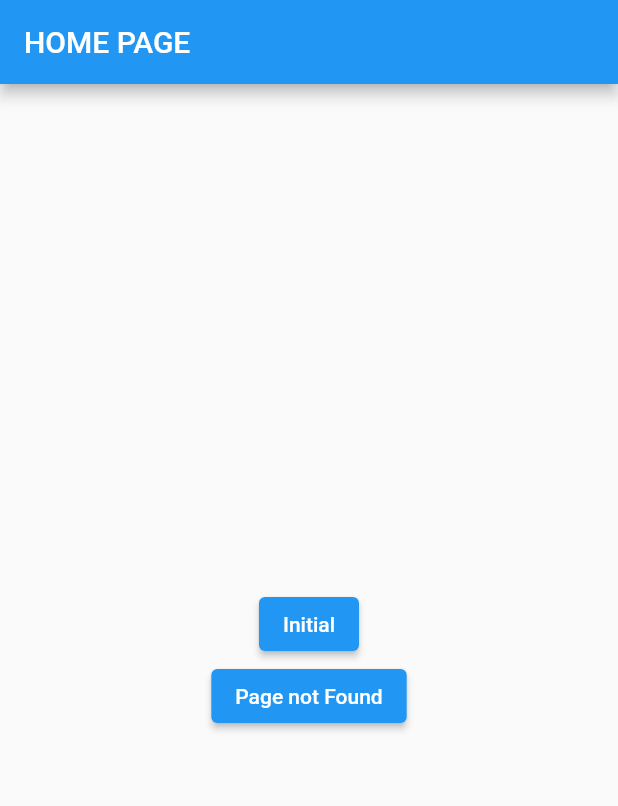
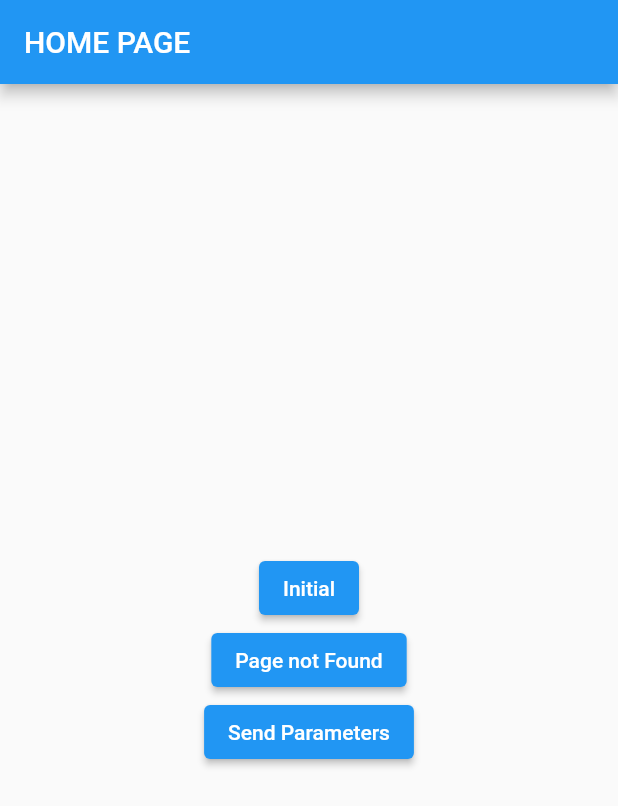
Before and after one commit to 2DevGs/get_rotas_nomeadas, a Flutter app: the screen it shows after launch, on a phone screen of 412 x 824 dp. Shown: the top 806 px of the screen. Run offline on Flutter 3.47's test engine with Material 2 defaults, Android fonts, the phone set to English and light mode, and no system bars; our stand-ins replace get.

Commit message:
Sending and receiving parameters
In this commit, a basic structure for passing parameters through GetX was implemented, using the methods of arguments, path parameters, and query parameters (with named route and without it).

```diff
--- a/lib/main.dart
+++ b/lib/main.dart
@@ -3,6 +3,10 @@ import 'package:get/get.dart';
 import 'package:get_rotas_nomeadas/pages/home_page.dart';
 import 'package:get_rotas_nomeadas/pages/initial/page1.dart';
 import 'package:get_rotas_nomeadas/pages/route_not_found/route_not_found_page.dart';
+import 'package:get_rotas_nomeadas/pages/send_parameters/arguments_params_page.dart';
+import 'package:get_rotas_nomeadas/pages/send_parameters/path_params_page.dart';
+import 'package:get_rotas_nomeadas/pages/send_parameters/query_params_page.dart';
+import 'package:get_rotas_nomeadas/pages/send_parameters/send_parameters_home_page.dart';
 void main() {
   runApp(const MyApp());
 }
@@ -28,6 +32,15 @@ class MyApp extends StatelessWidget {
           name: '/initial/page1',
           page: () => const Page1(),
         ),
+        GetPage(
+          name: '/sendparameter',
+          page: () => const SendParametersHomePage(),
+          children: [
+            GetPage(name: '/arguments', page: () => const ArgumentsParamsPage(),),
+            GetPage(name: '/pathParam/:nome/jornadaGetX', page: () => const PathParamsPage(),),
+            GetPage(name: '/queryParam', page: () => const QueryParamsPage(),),
+          ],
+        ),
       ],
     );
   }
--- a/lib/pages/home_page.dart
+++ b/lib/pages/home_page.dart
@@ -17,13 +17,19 @@ class HomePage extends StatelessWidget {
               onPressed: (){
                 Get.offNamed('/initial/page1');
               },
-              child: Text('Initial'),
+              child: const Text('Initial'),
             ),
             ElevatedButton(
               onPressed: (){
                 Get.offNamed('/pagenotfound');
               },
-              child: Text('Page not Found'),
+              child: const Text('Page not Found'),
+            ),
+            ElevatedButton(
+              onPressed: (){
+                Get.offNamed('/sendparameter');
+              },
+              child: const Text('Send Parameters'),
             ),
           ],
         )
```
Also changed, not shown: lib/pages/send_parameters/arguments_params_page.dart (added, +42 -0 lines), lib/pages/send_parameters/path_params_page.dart (added, +22 -0 lines), lib/pages/send_parameters/query_params_page.dart (added, +39 -0 lines), lib/pages/send_parameters/send_parameters_home_page.dart (added, +60 -0 lines).
